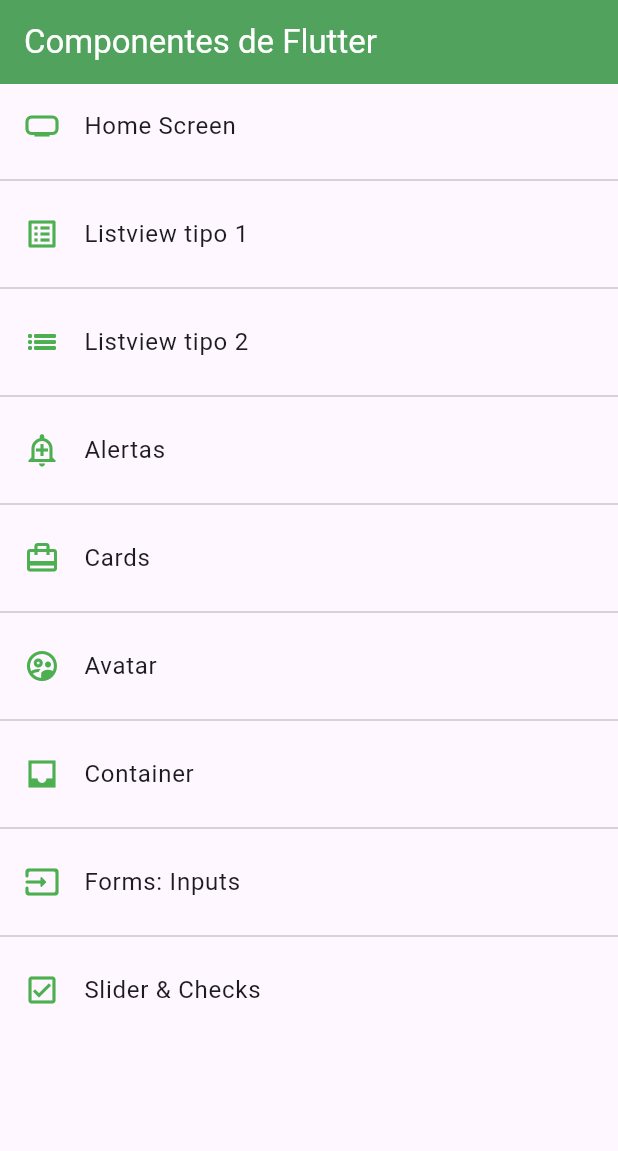
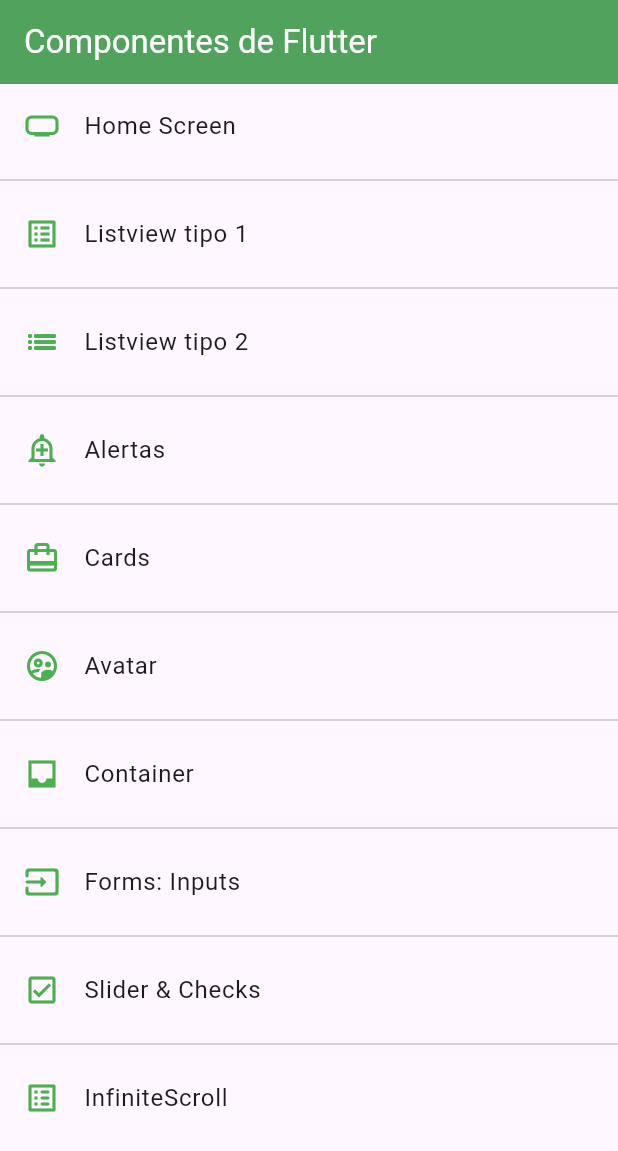
Before and after one commit to pebosch/fl_components, a Flutter app: the screen it shows after launch, on a phone screen of 412 x 824 dp. Shown: the top 1151 px of the screen. Run offline on Flutter 3.47's test engine with Material 3 defaults, Android fonts, the phone set to English and light mode, and no system bars.

Commit message:
ListView.builder

```diff
--- a/lib/routes/app_routes.dart
+++ b/lib/routes/app_routes.dart
@@ -60,6 +60,12 @@
       name: 'Slider & Checks',
       screen: const SliderScreen()
     ),
+    MenuOption(
+      route: 'listviewbuilder',
+      icon: Icons.list_alt_rounded,
+      name: 'InfiniteScroll',
+      screen: const ListViewBuilderScreen()
+    ),
   ];
 
 
--- a/lib/screens/screens.dart
+++ b/lib/screens/screens.dart
@@ -7,3 +7,4 @@
 export 'package:fl_components/screens/container_screen.dart';
 export 'package:fl_components/screens/inputs_screen.dart';
 export 'package:fl_components/screens/slider_screen.dart';
+export 'package:fl_components/screens/listview_builder_screen.dart';
--- a/lib/screens/slider_screen.dart
+++ b/lib/screens/slider_screen.dart
@@ -56,7 +56,7 @@
           Row(
             children: [
               Transform.scale(
-                scale: 0.7,
+                scale: 0.5,
                 child: Switch(
                   value: _switchValue,
                   onChanged:  (value) {
```
Also changed, not shown: lib/screens/listview_builder_screen.dart (added, +21 -0 lines).
